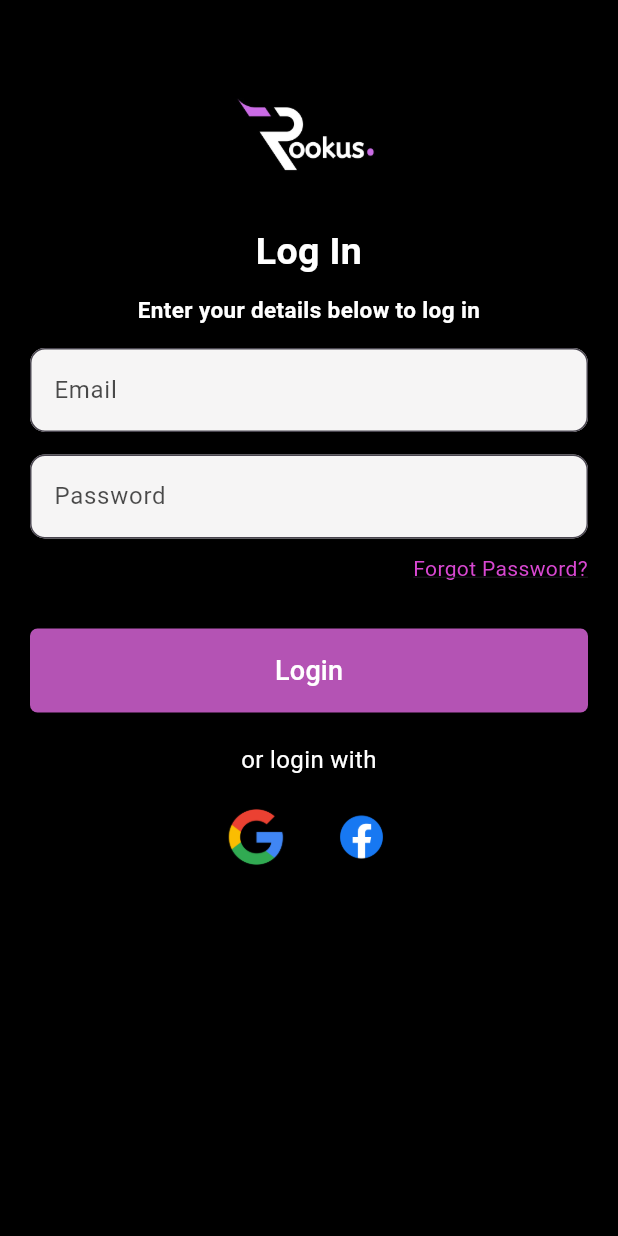
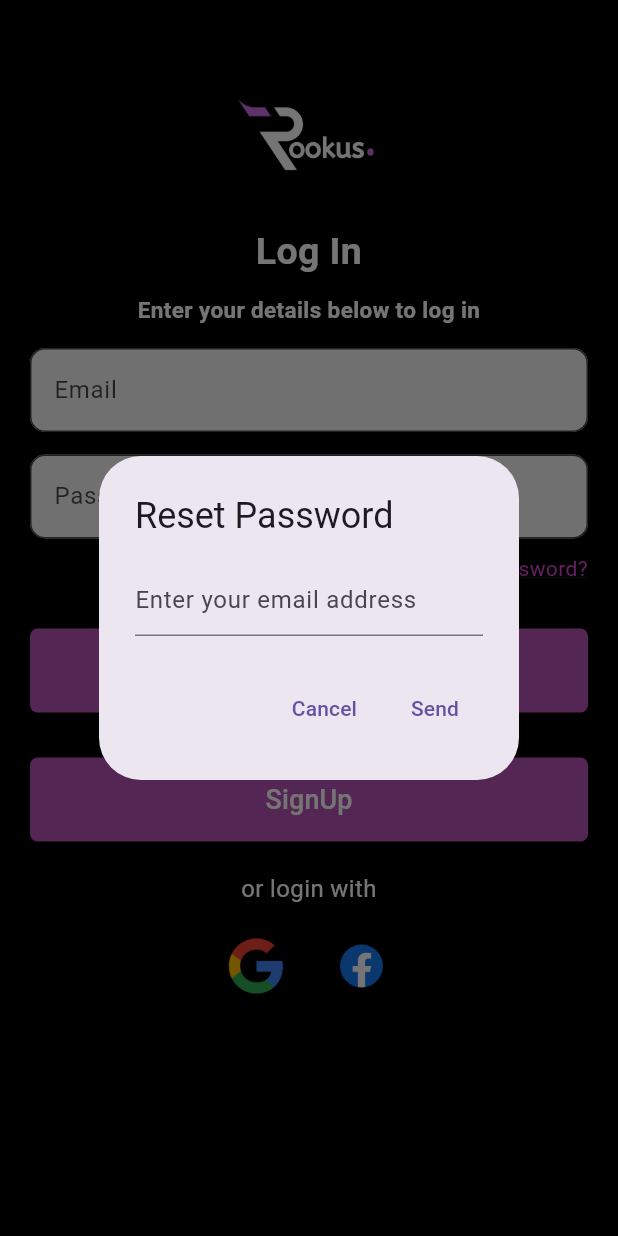
Before and after one commit to Crap1nyk/codeee, a Flutter app: the screen it shows after launch, scrolled down 40 dp, after a tap on "Forgot Password?", on a phone screen of 412 x 824 dp. Run offline on Flutter 3.47's test engine with Material 3 defaults, Android fonts, the phone set to English and light mode, and no system bars; our stand-ins replace cloud_firestore, firebase_auth, firebase_core, firebase_storage, flutter_image_compress, image_picker; missing offline and left inert: firebase_app_check; accounts and stored records are empty; Roboto replaces fonts that are missing (Montserrat).

Commit message:
forget password implemented

```diff
--- a/lib/main.dart
+++ b/lib/main.dart
@@ -50,6 +50,7 @@ class AuthGate extends StatelessWidget {
     );
   }
 }
+
 class LoginScreen extends StatefulWidget {
   @override
   _LoginScreenState createState() => _LoginScreenState();
@@ -85,10 +86,60 @@ class _LoginScreenState extends State<LoginScreen> {
     }
   }
 
-  void _forgotPassword() {
-    print("Forgot Password clicked");
-    // Handle forgot password logic
+  Future<void> _showForgotPasswordDialog(BuildContext context) async {
+    final TextEditingController emailController = TextEditingController();
+
+    return showDialog<void>(
+      context: context,
+      barrierDismissible: false, // User must tap button to dismiss
+      builder: (BuildContext dialogContext) {
+        return AlertDialog(
+          title: Text('Reset Password'),
+          content: TextField(
+            controller: emailController,
+            decoration: InputDecoration(
+              hintText: 'Enter your email address',
+            ),
+            keyboardType: TextInputType.emailAddress,
+          ),
+          actions: <Widget>[
+            TextButton(
+              child: Text('Cancel'),
+              onPressed: () {
+                Navigator.of(dialogContext).pop(); // Dismiss dialog
+              },
+            ),
+            TextButton(
+              child: Text('Send'),
+              onPressed: () async {
+                String email = emailController.text.trim();
+                if (email.isNotEmpty) {
+                  try {
+                    await FirebaseAuth.instance
+                        .sendPasswordResetEmail(email: email);
+                    // Show a success message
+                    ScaffoldMessenger.of(context).showSnackBar(
+                      SnackBar(content: Text("Password reset email sent.")),
+                    );
+                  } catch (e) {
+                    // Show an error message
+                    ScaffoldMessenger.of(context).showSnackBar(
+                      SnackBar(
+                          content:
+                              Text("Failed to send password reset email.")),
+                    );
+                  }
+                }
+                Navigator.of(dialogContext).pop(); // Dismiss dialog
+              },
+            ),
+          ],
+        );
+      },
+    );
   }
+
+  final TextEditingController emailController = TextEditingController();
 
   void _loginWithGoogle() {
     print("Login with Google clicked");
@@ -100,7 +151,7 @@ class _LoginScreenState extends State<LoginScreen> {
     // Handle login with Facebook logic
   }
 
-      @override
+  @override
   Widget build(BuildContext context) {
     // Obtain the height of the screen
     final double screenHeight = MediaQuery.of(context).size.height;
@@ -150,7 +201,8 @@ class _LoginScreenState extends State<LoginScreen> {
                   controller: _emailController,
                   decoration: InputDecoration(
                     labelText: 'Email',
-                    labelStyle: TextStyle(color: const Color.fromARGB(179, 0, 0, 0)),
+                    labelStyle:
+                        TextStyle(color: const Color.fromARGB(179, 0, 0, 0)),
                     filled: true,
                     fillColor: Color.fromARGB(255, 246, 245, 245),
                     border: OutlineInputBorder(
@@ -164,7 +216,8 @@ class _LoginScreenState extends State<LoginScreen> {
                   controller: _passwordController,
                   decoration: InputDecoration(
                     labelText: 'Password',
-                    labelStyle: TextStyle(color: const Color.fromARGB(179, 0, 0, 0)),
+                    labelStyle:
+                        TextStyle(color: const Color.fromARGB(179, 0, 0, 0)),
                     filled: true,
                     fillColor: Color.fromARGB(255, 246, 245, 245),
                     border: OutlineInputBorder(
@@ -176,7 +229,7 @@ class _LoginScreenState extends State<LoginScreen> {
                 ),
                 SizedBox(height: 10),
                 GestureDetector(
-                  onTap: _forgotPassword,
+                  onTap: () => _showForgotPasswordDialog(context),
                   child: Text(
                     'Forgot Password?',
                     textAlign: TextAlign.right,
@@ -201,6 +254,22 @@ class _LoginScreenState extends State<LoginScreen> {
                     ),
                   ),
                   onPressed: () => _login(context),
+                ),
+                SizedBox(height: 30),
+                ElevatedButton(
+                  child: Text(
+                    'SignUp',
+                    style: TextStyle(fontSize: 18),
+                  ),
+                  style: ElevatedButton.styleFrom(
+                    foregroundColor: Colors.white,
+                    backgroundColor: Color.fromARGB(255, 180, 83, 180),
+                    padding: EdgeInsets.symmetric(horizontal: 50, vertical: 15),
+                    shape: RoundedRectangleBorder(
+                      borderRadius: BorderRadius.circular(5.0),
+                    ),
+                  ),
+                  onPressed: () => _signUp(),
                 ),
                 SizedBox(height: 20),
                 Text(
```
